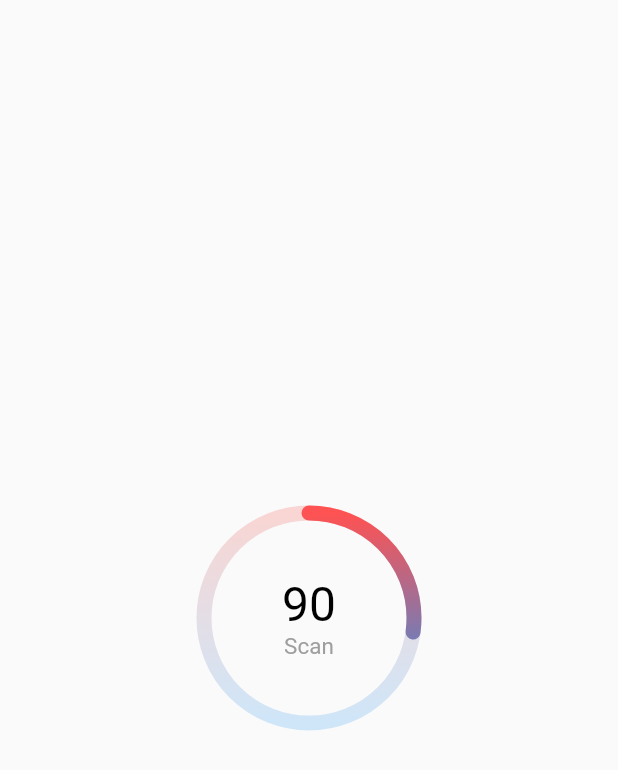
After one commit to qubeena07/Flutter-Widgets, a Flutter app: the screen it shows after launch, after a tap on "Animated Circular Progress", on a phone screen of 412 x 824 dp. The commit adds this screen. Shown: the top 770 px of the screen. Run offline on Flutter 3.47's test engine with Material 2 defaults, Android fonts, the phone set to English and light mode, and no system bars; our stand-ins replace speech_to_text; missing offline and left inert: dio_client, flutter_shake_animated.

```diff
--- /dev/null
+++ b/lib/screens/circular_progress_screen.dart
@@ -0,0 +1,25 @@
+import 'package:flutter/material.dart';
+
+import 'package:shimmer_effect/widgets/circular_progress_ring.dart';
+
+class CircularProgressScreen extends StatefulWidget {
+  const CircularProgressScreen({super.key});
+
+  @override
+  State<CircularProgressScreen> createState() => _CircularProgressScreenState();
+}
+
+class _CircularProgressScreenState extends State<CircularProgressScreen> {
+  @override
+  Widget build(BuildContext context) {
+    return const Scaffold(
+      body: SizedBox(
+        width: double.infinity,
+        child: CircularProgressRing(
+            linearGradientFirstColor: Colors.orange,
+            linearGradientSecondColor: Colors.orange,
+            progress: 90),
+      ),
+    );
+  }
+}
--- a/lib/screens/home_screen.dart
+++ b/lib/screens/home_screen.dart
@@ -3,9 +3,11 @@ import 'package:flutter_shake_animated/flutter_shake_animated.dart';
 import 'package:provider/provider.dart';
 
 import 'package:shimmer_effect/repo/network_api.dart';
+import 'package:shimmer_effect/screens/circular_progress_screen.dart';
 import 'package:shimmer_effect/screens/cp_background_screen.dart';
 import 'package:shimmer_effect/screens/custom_painter_screen.dart';
 import 'package:shimmer_effect/screens/product_screen.dart';
+import 'package:shimmer_effect/screens/speech_to_text.dart';
 import 'package:shimmer_effect/screens/wave_custom_painter_screen.dart';
 
 class HomeScreen extends StatefulWidget {
@@ -98,7 +100,25 @@ class _HomeScreenState extends State<HomeScreen> {
                         builder: (context) => const WaveCustomPainterScreen(),
                       ));
                 },
-                child: const Text("Wave Custom Painter"))
+                child: const Text("Wave Custom Painter")),
+            ElevatedButton(
+                onPressed: () {
+                  Navigator.push(
+                      context,
+                      MaterialPageRoute(
+                        builder: (context) => const CircularProgressScreen(),
+                      ));
+                },
+                child: const Text("Animated Circular Progress")),
+            ElevatedButton(
+                onPressed: () {
+                  Navigator.push(
+                      context,
+                      MaterialPageRoute(
+                        builder: (context) => const SpeechTpTextScreen(),
+                      ));
+                },
+                child: const Text("Speech to text")),
           ],
         ),
       ),
--- a/lib/widgets/circle_painter.dart
+++ b/lib/widgets/circle_painter.dart
@@ -4,7 +4,7 @@ class CirclePainter extends CustomPainter {
   @override
   void paint(Canvas canvas, Size size) {
     var paint = Paint()
-      ..color = Colors.redAccent
+      ..color = Colors.white
       ..strokeWidth = 5
       ..style = PaintingStyle.stroke
       ..strokeCap = StrokeCap.round;
--- /dev/null
+++ b/lib/widgets/circular_progress_ring.dart
@@ -0,0 +1,139 @@
+import 'dart:math';
+
+import 'package:flutter/material.dart';
+
+class CircularProgressRing extends StatefulWidget {
+  const CircularProgressRing(
+      {Key? key,
+      required this.progress,
+      this.linearGradientFirstColor = Colors.orange,
+      this.linearGradientSecondColor = Colors.deepOrange})
+      : super(key: key);
+  final double progress;
+  final Color? linearGradientFirstColor;
+  final Color? linearGradientSecondColor;
+
+  @override
+  State<CircularProgressRing> createState() => _CircularProgressRingState();
+}
+
+class _CircularProgressRingState extends State<CircularProgressRing>
+    with SingleTickerProviderStateMixin {
+  AnimationController? _animationController;
+  Animation<double>? _animation;
+
+  @override
+  void initState() {
+    super.initState();
+    _animationController = AnimationController(
+        vsync: this, duration: const Duration(milliseconds: 2500));
+
+    _animation =
+        Tween<double>(begin: 0, end: 100).animate(_animationController!)
+          ..addListener(() {
+            setState(() {});
+          });
+    _animationController!.forward();
+  }
+
+  @override
+  void dispose() {
+    if (_animationController != null) _animationController!.dispose();
+    super.dispose();
+  }
+
+  @override
+  Widget build(BuildContext context) {
+    return GestureDetector(
+      child: Center(
+        child: CustomPaint(
+            foregroundPainter: CircularProgress(
+                linearGradientFirstColor: Colors.deepOrange[300],
+                linearGradientSecondColor: Colors.deepOrange[300],
+                animationProgress: _animationController!.value,
+                progress: widget.progress),
+            child: Padding(
+              padding: const EdgeInsets.all(10),
+              child: SizedBox(
+                height: 68,
+                child: Column(
+                  mainAxisAlignment: MainAxisAlignment.center,
+                  children: [
+                    if (widget.progress >= 0)
+                      Text(
+                        widget.progress.toInt().toString(),
+                        style:
+                            const TextStyle(color: Colors.black, fontSize: 32),
+                      ),
+                    if (widget.progress < 0)
+                      const Text(
+                        "0",
+                        style: TextStyle(color: Colors.black, fontSize: 32),
+                      ),
+                    const Text(
+                      // "Days left",
+                      "Scan",
+                      style: TextStyle(color: Colors.grey, fontSize: 15),
+                    ),
+                  ],
+                ),
+              ),
+            )),
+      ),
+    );
+  }
+}
+
+class CircularProgress extends CustomPainter {
+  CircularProgress(
+      {required this.animationProgress,
+      required this.progress,
+      this.linearGradientFirstColor = Colors.orange,
+      this.linearGradientSecondColor = Colors.deepOrange});
+  final double strokeWidth = 10;
+  final double animationProgress;
+  final double progress;
+  final Color? linearGradientFirstColor;
+  final Color? linearGradientSecondColor;
+  @override
+  void paint(Canvas canvas, Size size) {
+    Offset center = Offset(size.width / 2, size.height / 2);
+    double animatedRadius = 70;
+    Paint circle = Paint()
+      ..strokeWidth = strokeWidth
+      ..shader = LinearGradient(
+        begin: Alignment.topRight,
+        end: Alignment.bottomRight,
+        colors: [
+          Colors.red.withOpacity(0.2),
+          Colors.blue.withOpacity(0.2),
+        ],
+      ).createShader(Rect.fromCircle(center: center, radius: animatedRadius))
+      ..style = PaintingStyle.stroke
+      ..isAntiAlias = true;
+
+    canvas.drawCircle(center, animatedRadius, circle);
+
+    Paint animationArch = Paint()
+      ..isAntiAlias = true
+      ..strokeWidth = strokeWidth
+      ..shader = const LinearGradient(
+        begin: Alignment.topRight,
+        end: Alignment.bottomRight,
+        colors: [Colors.redAccent, Colors.blue],
+      ).createShader(Rect.fromCircle(center: center, radius: animatedRadius))
+      ..style = PaintingStyle.stroke
+      ..strokeCap = StrokeCap.round;
+
+    double angle = 2 * pi * (animationProgress * progress / 146);
+    if (progress > 0) {
+      canvas.drawArc(Rect.fromCircle(center: center, radius: animatedRadius),
+          -pi / 2, angle, false, animationArch);
+    }
+  }
+
+  @override
+  bool shouldRepaint(covariant CustomPainter oldDelegate) {
+    return true;
+  }
+}
--- a/lib/widgets/shape_painter.dart
+++ b/lib/widgets/shape_painter.dart
@@ -7,8 +7,8 @@ class ShapePainter extends CustomPainter {
     var paint = Paint()
       ..color = Colors.redAccent
       ..strokeWidth = 5
-      ..style = PaintingStyle.stroke
-      ..strokeCap = StrokeCap.round;
+      ..style = PaintingStyle.fill
+      ..strokeCap = StrokeCap.square;
 
     Offset center = Offset(size.width / 2, size.height / 2);
     //TO MAKE A CIRCLE
--- a/pubspec.yaml
+++ b/pubspec.yaml
@@ -38,6 +38,7 @@ dependencies:
   dio_client: ^0.0.1+2
   provider: ^6.0.5
   flutter_shake_animated: ^0.0.5
+  speech_to_text: ^6.1.1
 
 
 dev_dependencies:
```
Also changed, not shown: lib/screens/custom_painter_screen.dart (+46 -5 lines), lib/screens/speech_to_text.dart (added, +103 -0 lines), pubspec.lock, 6 other files.
